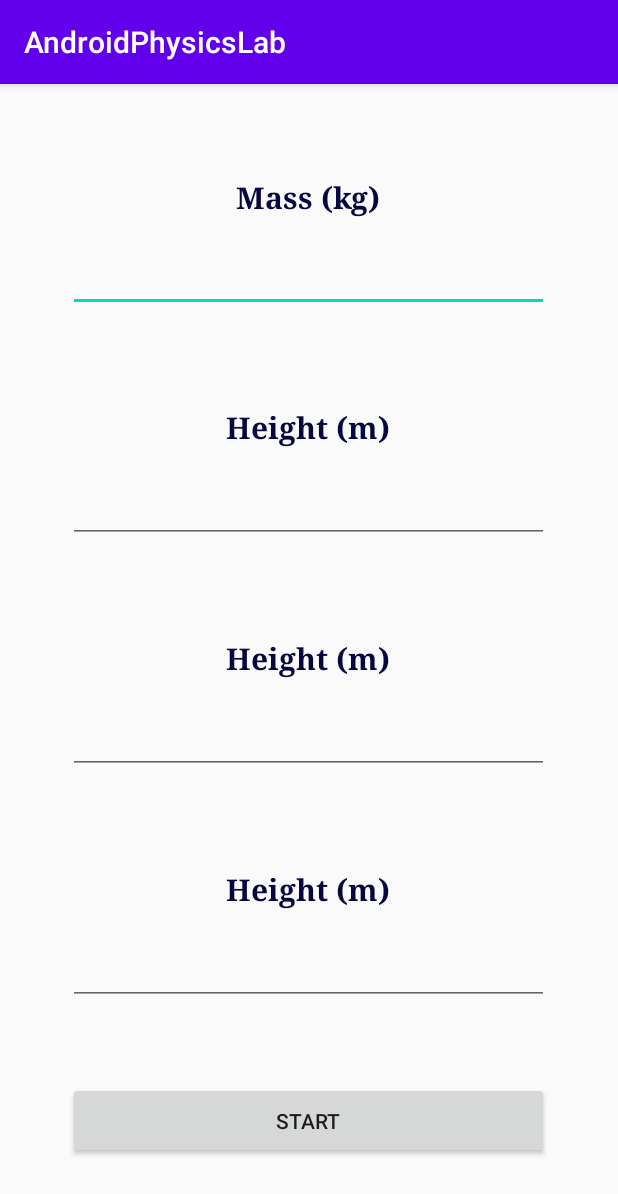
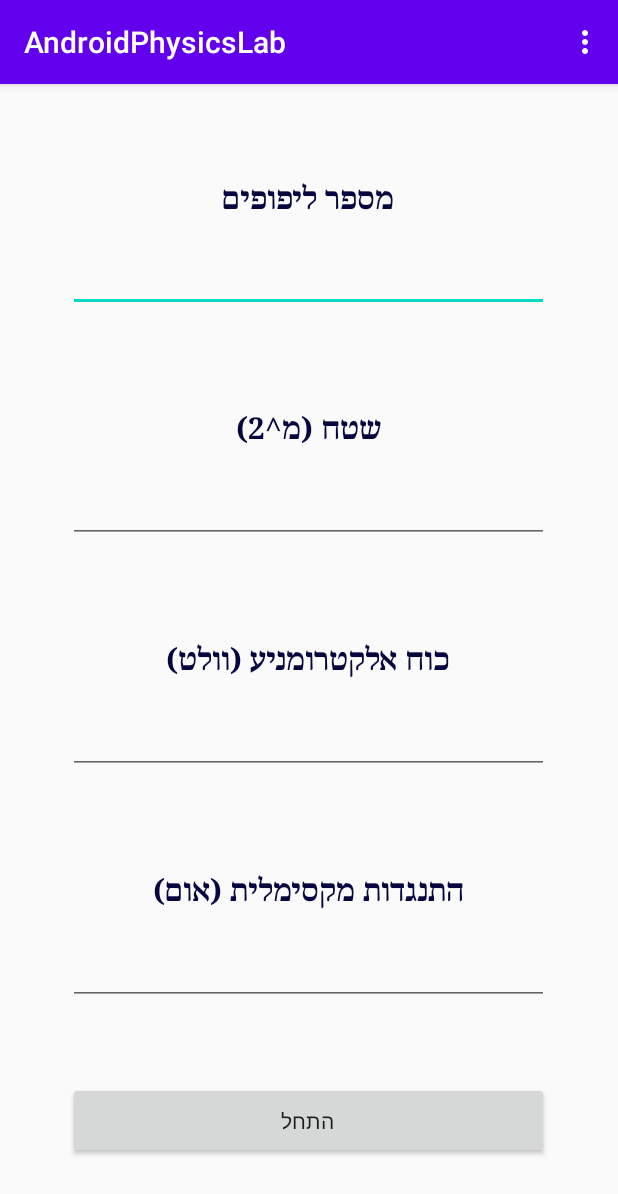
Before and after one commit to AndriyKuzmenko/AndroidPhysicsLabSimulation, an Android app: the GalvanometerData screen opened directly, with no data from a screen before it, on a phone screen of 412 x 824 dp. Shown: the top 1194 px of the screen. Run offline under Robolectric (Android 15) with nearby library versions, the phone set to English and light mode, and no system bars.

Commit message:
a commit

```diff
--- a/app/src/main/java/com/example/androidphysicslab/GalvanometerData.java
+++ b/app/src/main/java/com/example/androidphysicslab/GalvanometerData.java
@@ -1,15 +1,74 @@
 package com.example.androidphysicslab;
 
 import android.os.Bundle;
+import android.view.Menu;
+import android.view.MenuItem;
+import android.widget.ArrayAdapter;
+import android.widget.Button;
+import android.widget.EditText;
+import android.widget.TextView;
 
 import androidx.appcompat.app.AppCompatActivity;
 
+import org.w3c.dom.Text;
+
 public class GalvanometerData extends AppCompatActivity
 {
+    TextView nLabel,aLabel,epsionLabel,rLabel;
+    EditText nET,aET,epsilonET,rET;
+    Button startButton;
+
     @Override
     protected void onCreate(Bundle savedInstanceState)
     {
         super.onCreate(savedInstanceState);
         setContentView(R.layout.activity_galvanometer_data);
+
+        nLabel=(TextView)findViewById(R.id.nLabel);
+        aLabel=(TextView)findViewById(R.id.aLabel);
+        epsionLabel=(TextView)findViewById(R.id.epsilonLabel);
+        rLabel=(TextView)findViewById(R.id.rLabel);
+        nET=(EditText)findViewById(R.id.nET);
+        aET=(EditText)findViewById(R.id.aET);
+        epsilonET=(EditText)findViewById(R.id.epsilonET);
+        rET=(EditText)findViewById(R.id.rET);
+        startButton=(Button)findViewById(R.id.startButton);
+
+        changeLanguage();
+    }
+
+    @Override
+    public boolean onCreateOptionsMenu(Menu menu)
+    {
+        getMenuInflater().inflate(R.menu.main,menu);
+
+        return true;
+    }
+
+    public boolean onOptionsItemSelected(MenuItem item)
+    {
+        int id=item.getItemId();
+
+        if(id==R.id.English)
+        {
+            Languages.toEnglish();
+        }
+        else if(id==R.id.Hebrew)
+        {
+            Languages.toHebrew();
+        }
+
+        changeLanguage();
+
+        return true;
+    }
+
+    public void changeLanguage()
+    {
+        nLabel.setText(Languages.n);
+        aLabel.setText(Languages.area);
+        epsionLabel.setText(Languages.epsilon);
+        rLabel.setText(Languages.maxR);
+        startButton.setText(Languages.start);
     }
 }
--- a/app/src/main/java/com/example/androidphysicslab/Languages.java
+++ b/app/src/main/java/com/example/androidphysicslab/Languages.java
@@ -69,6 +69,8 @@ public class Languages
     public static String railHeight;
     public static String tableHeight;
     public static String galvanometer;
+    public static String n;
+    public static String area;
 
     public static void toEnglish()
     {
@@ -138,6 +140,8 @@ public class Languages
         railHeight="Rail height (m)";
         tableHeight="Table height (m)";
         galvanometer="Tangent Galvanometer";
+        n="Number of windings";
+        area="Area (m^2)";
     }
 
     public static void toHebrew()
@@ -208,5 +212,7 @@ public class Languages
         railHeight="גובה מסילה (מטר)";
         tableHeight="גובה שולחן (מטר)";
         galvanometer="גלוונומטר טנגטי";
+        n="מספר ליפופים";
+        area="שטח (מ^2)";
     }
 }
--- a/app/src/main/java/com/example/androidphysicslab/MenuActivity.java
+++ b/app/src/main/java/com/example/androidphysicslab/MenuActivity.java
@@ -14,7 +14,7 @@ import com.google.firebase.auth.FirebaseAuth;
 
 public class MenuActivity extends AppCompatActivity
 {
-    Button freeFallButton,springButton,newtonButton,resultsButton,creditsButton,logOutButton,voltageButton,discButton,collisionButton;
+    Button freeFallButton,springButton,newtonButton,resultsButton,creditsButton,logOutButton,voltageButton,discButton,collisionButton,galvanometerButton;
     TextView emailTV,experimentsLabel,otherLabel,bonusLabel;
 
     @Override
@@ -35,6 +35,7 @@ public class MenuActivity extends AppCompatActivity
         experimentsLabel=(TextView)findViewById(R.id.experimentsLabel);
         otherLabel=(TextView)findViewById(R.id.otherLabel);
         collisionButton=(Button)findViewById(R.id.collisionButton);
+        galvanometerButton=(Button)findViewById(R.id.galvanometerButton);
 
         changeLanguage();
         emailTV.setText(FBRef.mUser.getEmail());
@@ -86,6 +87,7 @@ public class MenuActivity extends AppCompatActivity
         voltageButton.setText(Languages.voltageExperiment);
         discButton.setText(Languages.discExperiment);
         collisionButton.setText(Languages.collision);
+        galvanometerButton.setText(Languages.galvanometer);
     }
 
     @Override
--- a/app/src/main/res/layout/activity_galvanometer_data.xml
+++ b/app/src/main/res/layout/activity_galvanometer_data.xml
@@ -29,7 +29,7 @@
             android:layout_weight="1"
             android:fontFamily="serif"
             android:gravity="center"
-            android:text="Mass (kg)"
+            android:text="Number of windings"
             android:textColor="#06073E"
             android:textSize="20sp"
             android:textStyle="bold" />
@@ -57,7 +57,7 @@
             android:layout_weight="1"
             android:fontFamily="serif"
             android:gravity="center"
-            android:text="Height (m)"
+            android:text="Area (m^2)"
             android:textColor="#06073E"
             android:textSize="20sp"
             android:textStyle="bold" />
@@ -79,13 +79,13 @@
             android:layout_weight="1" />
 
         <TextView
-            android:id="@+id/epsionLabel"
+            android:id="@+id/epsilonLabel"
             android:layout_width="match_parent"
             android:layout_height="0px"
             android:layout_weight="1"
             android:fontFamily="serif"
             android:gravity="center"
-            android:text="Height (m)"
+            android:text="Electromotive Force (Volt)"
             android:textColor="#06073E"
             android:textSize="20sp"
             android:textStyle="bold" />
@@ -107,19 +107,19 @@
             android:layout_weight="1" />
 
         <TextView
-            android:id="@+id/iLabel"
+            android:id="@+id/rLabel"
             android:layout_width="match_parent"
             android:layout_height="0px"
             android:layout_weight="1"
             android:fontFamily="serif"
             android:gravity="center"
-            android:text="Height (m)"
+            android:text="Maximum resistance (Ohm)"
             android:textColor="#06073E"
             android:textSize="20sp"
             android:textStyle="bold" />
 
         <EditText
-            android:id="@+id/iET"
+            android:id="@+id/rET"
             android:layout_width="match_parent"
             android:layout_height="0px"
             android:layout_weight="1"
```
